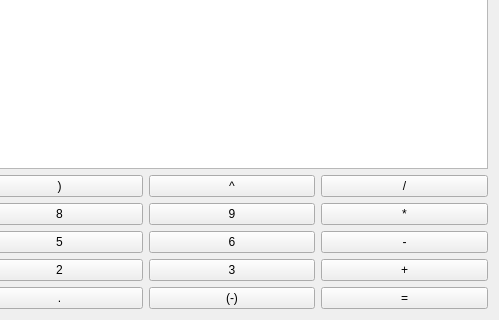
Qt form AndroidCalc/mainwindow.ui (CrystalSplitter/equalx_calculator) before a commit; both pictures show x 208 to 707 and y 291 to 611 of the 707 by 611 pixel window.
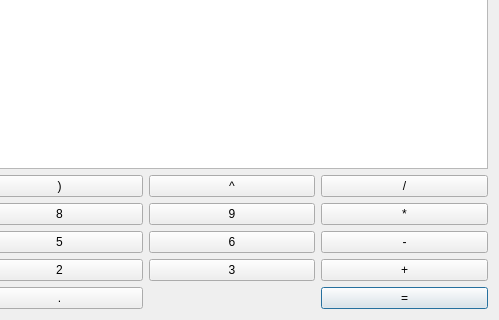
The same form after that commit.

Commit message:
What a View!
Success! His claws came out of the tree with ease! The hopeful squirrel
continued his climb up. A fear of heights was the last thing on this
young squirrel's mind. The higher and higher he went, the more massive
the world appeared to be. After a fair amount of climbing, the young
squirrel took to a branch that hung just over the tree line of the usual
roaming grounds. How infinitesimal it all looked to the young squirrel!
There was so much more to life that the young squirrel never knew!
Colorful birds, a blue ceiling above him, and even more to explore
beyond!

What changed in the file:
```diff
--- a/AndroidCalc/mainwindow.ui
+++ b/AndroidCalc/mainwindow.ui
@@ -141,18 +141,17 @@
       </property>
      </widget>
     </item>
-    <item row="5" column="2">
-     <widget class="QPushButton" name="pushButton_11">
-      <property name="text">
-       <string>(-)</string>
-      </property>
-     </widget>
-    </item>
     <item row="5" column="3">
      <widget class="QPushButton" name="pushButton_16">
       <property name="text">
        <string>=</string>
       </property>
+      <property name="autoDefault">
+       <bool>true</bool>
+      </property>
+      <property name="default">
+       <bool>true</bool>
+      </property>
      </widget>
     </item>
     <item row="0" column="0" colspan="4">
```
Left out of the diff: 40 changed lines with no effect on the pictures. The commit also changes 2 other files.
